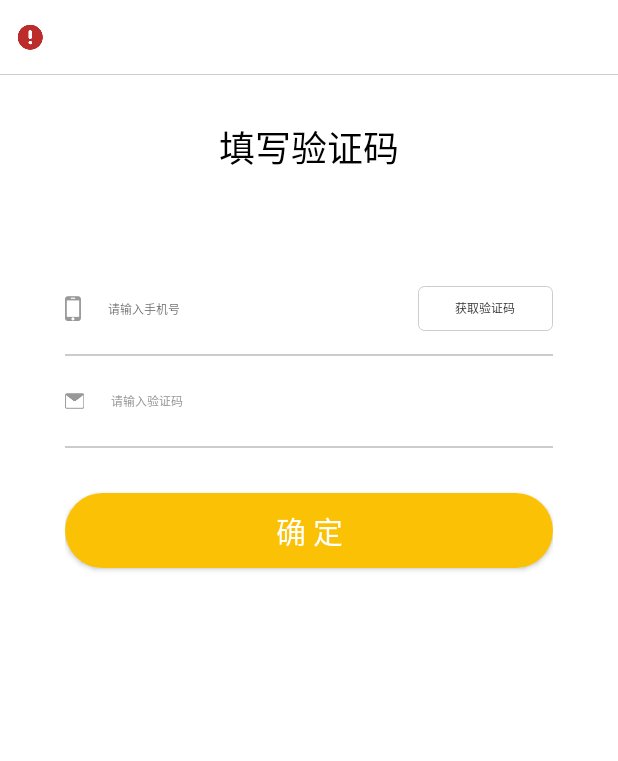
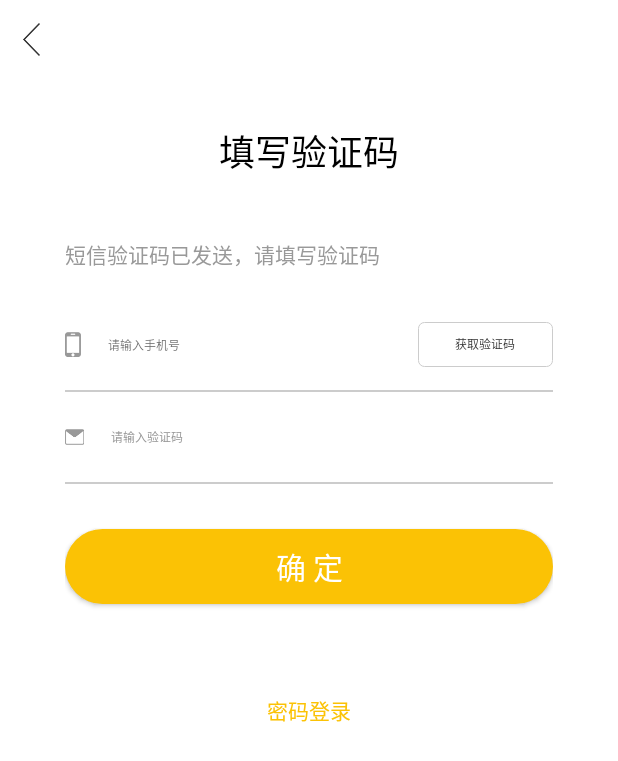
Before and after one commit to StoneInCHN/yxkj-operation-android, an Android app: the layout activity_forget_pwd.xml on its own in the app's theme, with its tools: preview values and no code run, on a phone screen of 412 x 824 dp. Shown: the top 761 px of the screen. Run offline under Robolectric (Android 15) with nearby library versions, the phone set to English and light mode, and no system bars.

Commit message:
修改一些UI细节

```diff
--- a/app/src/main/java/com/yxkj/deliveryman/activity/LoginActivity.java
+++ b/app/src/main/java/com/yxkj/deliveryman/activity/LoginActivity.java
@@ -51,10 +51,10 @@ public class LoginActivity extends BaseActivity {
     public void onClick(View view) {
         switch (view.getId()) {
             case R.id.tv_login_msg:
-                toForgetPwdActivity(1);
+                goToForgetPwdActivity(1);
                 break;
             case R.id.tv_forget_pwd:
-                toForgetPwdActivity(0);
+                goToForgetPwdActivity(0);
                 break;
             case R.id.btn_login:
                 IntentUtil.openActivity(this, MainActivity.class);
@@ -67,7 +67,7 @@ public class LoginActivity extends BaseActivity {
      *
      * @param type 0:忘记密码 1:短信验证码登录
      */
-    private void toForgetPwdActivity(int type) {
+    private void goToForgetPwdActivity(int type) {
         Bundle bundle = new Bundle();
         bundle.putInt("type", type);
         IntentUtil.openActivity(this, ForgetPwdActivity.class, bundle);
--- a/app/src/main/java/com/yxkj/deliveryman/view/RichToolBar.java
+++ b/app/src/main/java/com/yxkj/deliveryman/view/RichToolBar.java
@@ -36,6 +36,8 @@ public class RichToolBar extends RelativeLayout {
     TextView mTvRight;
     @BindView(R.id.iv_right_toolbar)
     ImageView mIvRight;
+    @BindView(R.id.view_line_divider)
+    View mLineDivider;
 
     public RichToolBar(Context context, AttributeSet attrs) {
         super(context, attrs);
@@ -56,9 +58,11 @@ public class RichToolBar extends RelativeLayout {
         Drawable leftImgSrc = ta.getDrawable(R.styleable.RichToolBar_left_img_src);
         Drawable rightImgSrc = ta.getDrawable(R.styleable.RichToolBar_right_img_src);
         boolean isLeftBackVisible = ta.getBoolean(R.styleable.RichToolBar_left_back_visible, false);
+        boolean isDividerVisible = ta.getBoolean(R.styleable.RichToolBar_is_divider_visible, true);
         ta.recycle();
 
         mIvBack.setVisibility(isLeftBackVisible ? VISIBLE : INVISIBLE);
+        mLineDivider.setVisibility(isDividerVisible ? VISIBLE : INVISIBLE);
 
         setTitle(title);
         setRightText(rightText);
--- a/app/src/main/res/layout/activity_forget_pwd.xml
+++ b/app/src/main/res/layout/activity_forget_pwd.xml
@@ -5,13 +5,17 @@
               android:layout_width="match_parent"
               android:layout_height="match_parent"
               android:background="@color/white"
+              android:fitsSystemWindows="true"
               android:orientation="vertical"
               tools:context="com.yxkj.deliveryman.activity.ForgetPwdActivity">
 
-    <com.yxkj.deliveryman.view.RichToolBar
-        android:layout_width="match_parent"
+
+    <ImageView
+        android:id="@+id/iv_back_get_code"
+        android:layout_width="wrap_content"
         android:layout_height="wrap_content"
-        app:left_img_src="@mipmap/warning"/>
+        android:padding="15dp"
+        android:src="@mipmap/back"/>
 
     <LinearLayout
         android:layout_width="match_parent"
@@ -25,11 +29,19 @@
             android:layout_height="wrap_content"
             android:layout_centerInParent="true"
             android:layout_gravity="center_horizontal"
-            android:layout_marginBottom="60dp"
             android:layout_marginTop="30dp"
             android:text="填写验证码"
             android:textColor="@color/black"
             android:textSize="24sp"/>
+
+        <TextView
+            android:id="@+id/tv_tip_have_send"
+            android:layout_width="match_parent"
+            android:layout_height="wrap_content"
+            android:layout_marginBottom="20dp"
+            android:layout_marginTop="40dp"
+            android:text="@string/tip_have_send_code"
+            android:textColor="@color/gray_edittext_hint"/>
 
         <LinearLayout
             android:layout_width="match_parent"
@@ -85,6 +97,18 @@
             android:textColor="@color/white"
             android:textSize="@dimen/sp_20"/>
 
+        <TextView
+            android:id="@+id/tv_forget_pwd"
+            android:layout_width="wrap_content"
+            android:layout_height="wrap_content"
+            android:layout_gravity="center_horizontal"
+            android:layout_marginTop="50dp"
+            android:padding="10dp"
+            android:text="密码登录"
+            android:textColor="@color/orange_bg"
+            android:visibility="gone"
+            tools:visibility="visible"/>
+
     </LinearLayout>
 
 </LinearLayout>
--- a/app/src/main/res/layout/activity_wait_supplement.xml
+++ b/app/src/main/res/layout/activity_wait_supplement.xml
@@ -26,6 +26,7 @@
             android:layout_height="wrap_content"
             android:layout_centerVertical="true"
             android:text="香年广场T3"
+            android:textSize="@dimen/sp_15"
             android:textColor="@color/black_text"/>
 
         <TextView
@@ -35,7 +36,7 @@
             android:layout_alignParentRight="true"
             android:layout_centerVertical="true"
             android:drawablePadding="10dp"
-            android:drawableRight="@mipmap/triangle_up"
+            android:drawableRight="@mipmap/triangle_down"
             android:gravity="center"
             android:text="选择优享空间"
             android:textColor="@color/gray_edittext_hint"/>
@@ -79,7 +80,6 @@
             android:text="完成取货"
             android:textColor="@color/white"/>
 
-
     </RelativeLayout>
 
 </LinearLayout>
--- a/app/src/main/res/layout/layout_toolbar.xml
+++ b/app/src/main/res/layout/layout_toolbar.xml
@@ -58,6 +58,7 @@
     </FrameLayout>
 
     <View
+        android:id="@+id/view_line_divider"
         android:layout_width="match_parent"
         android:layout_height="@dimen/divider_1px"
         android:layout_alignParentBottom="true"
--- a/app/src/main/res/values/attrs.xml
+++ b/app/src/main/res/values/attrs.xml
@@ -6,6 +6,7 @@
         <attr name="left_img_src" format="reference"/>
         <attr name="left_back_visible" format="boolean"/>
         <attr name="right_img_src" format="reference"/>
+        <attr name="is_divider_visible" format="boolean"/>
     </declare-styleable>
 
 </resources>
--- a/app/src/main/res/values/strings.xml
+++ b/app/src/main/res/values/strings.xml
@@ -4,4 +4,5 @@
 
     <!-- TODO: Remove or change this placeholder text -->
     <string name="hello_blank_fragment">Hello blank fragment</string>
+    <string name="tip_have_send_code">短信验证码已发送，请填写验证码</string>
 </resources>
```
Also changed, not shown: app/src/main/java/com/yxkj/deliveryman/activity/ForgetPwdActivity.java (+9 -1 lines), app/src/main/java/com/yxkj/deliveryman/activity/WaitSupplementActivity.java (+17 -4 lines), app/src/main/java/com/yxkj/deliveryman/view/popupwindow/WaitSupAddressPopupWindow.java (+8 -2 lines), app/src/main/res/layout/activity_login.xml (+10 -11 lines), app/src/main/res/layout/activity_set_pwd.xml (+5 -3 lines), app/src/main/res/layout/item_wait_sup_address.xml (+18 -7 lines), app/src/main/res/layout/view_wait_sup_address.xml (+4 -3 lines), app/src/main/res/mipmap-xxhdpi/logo.png.
